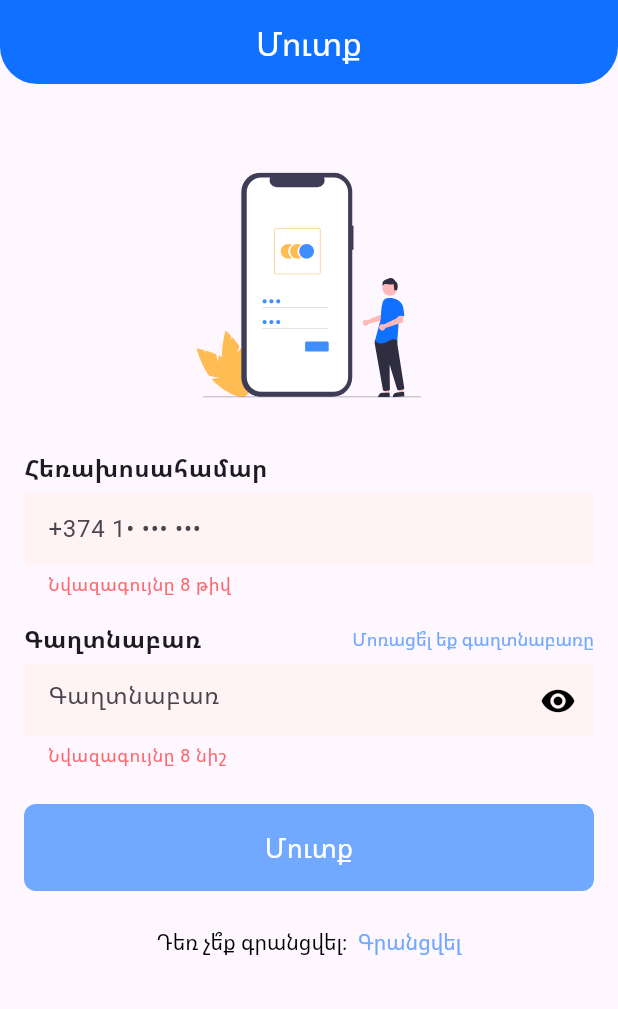
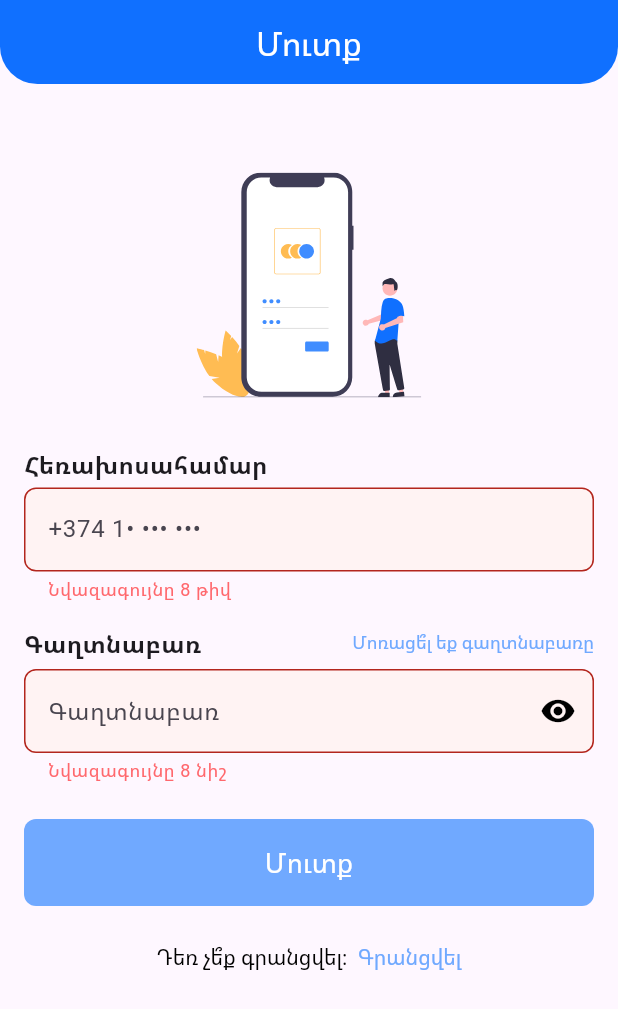
Before and after one commit to Miqo44/ScoreUp, a Flutter app: the screen it shows after launch, after a tap on "Մուտք", on a phone screen of 412 x 824 dp. Shown: the top 1009 px of the screen. Run offline on Flutter 3.47's test engine with Material 3 defaults, Android fonts, the phone set to English and light mode, and no system bars; our stand-ins replace flutter_svg; project files that could hold a hidden picture were left out.

Commit message:
Fixed borders TextFields

```diff
--- a/lib/card_item.dart
+++ b/lib/card_item.dart
@@ -66,11 +66,11 @@ class DataProvider with ChangeNotifier {
     String language = isArmenian ? 'arm' : 'en';
     String predefinedFileName = isArmenian ? 'predefinedarm.json' : 'predefineden.json';
 
-    String predefinedContent = await rootBundle.loadString('assets/$predefinedFileName');
+    String predefinedContent = await rootBundle.loadString('assets/mock/$predefinedFileName');
     List<dynamic> itemsJson = json.decode(predefinedContent)['items'];
 
     List<Future<String>> defaultFileContents = itemsJson.map((item) async {
-      String defaultContent = await rootBundle.loadString('assets/$language.json');
+      String defaultContent = await rootBundle.loadString('assets/mock/$language.json');
       return defaultContent;
     }).toList();
 
--- a/lib/screens/login.dart
+++ b/lib/screens/login.dart
@@ -53,7 +53,7 @@ class LoginPageState extends State<LoginPage> {
 
   Future<void> _loadCredentials() async {
     String credentialsContent =
-        await rootBundle.loadString('assets/credentials.json');
+    await rootBundle.loadString('assets/mock/credentials.json');
     Map<String, dynamic> credentials = json.decode(credentialsContent);
     setState(() {
       _registeredUsername = credentials['username'];
@@ -278,7 +278,7 @@ class LoginPageState extends State<LoginPage> {
               const Row(
                 children: [
                   Text('Հեռախոսահամար',
-                      style: TextStyle(fontWeight: FontWeight.bold)),
+                    style: TextStyle(fontWeight: FontWeight.bold,height: 1.17),),
                 ],
               ),
               const SizedBox(
@@ -291,17 +291,31 @@ class LoginPageState extends State<LoginPage> {
                   filled: true,
                   fillColor: _usernameFieldColor,
                   hintText: '+374 1• ••• •••',
-                  border: InputBorder.none,
+                  border: OutlineInputBorder(
+                    borderRadius: BorderRadius.circular(8),
+                    borderSide: BorderSide(
+                      color: _usernameError != null ? const Color.fromARGB(255, 255, 104, 109) : Colors.transparent,
+                      width: 1.0,
+                    ),
+                  ),
                   focusedBorder: OutlineInputBorder(
                     borderRadius: BorderRadius.circular(8),
-                    borderSide: const BorderSide(
-                      color: Color.fromRGBO(16, 112, 255, 1),
+                    borderSide: BorderSide(
+                      color: _usernameError != null ? const Color.fromARGB(255, 255, 104, 109) : const Color.fromRGBO(16, 112, 255, 1),
                       width: 1.0,
                     ),
                   ),
                   errorText: _usernameError,
                   errorStyle: const TextStyle(
+                    height: 1.3,
                     color: Color.fromARGB(255, 255, 104, 109),
+                  ),
+                  enabledBorder: OutlineInputBorder(
+                    borderRadius: BorderRadius.circular(8),
+                    borderSide: BorderSide(
+                      color: _usernameError != null ? const Color.fromARGB(255, 255, 104, 109) : const Color.fromRGBO(240, 244, 255, 1),
+                      width: 1.0,
+                    ),
                   ),
                 ),
                 keyboardType: TextInputType.number,
@@ -322,7 +336,7 @@ class LoginPageState extends State<LoginPage> {
                   RichText(
                     text: TextSpan(
                       text: 'Մոռացե՞լ եք գաղտնաբառը',
-                      style: const TextStyle(
+                      style: const TextStyle(height: 1.3,
                           color: Color(0xFF70A9FF), fontSize: 12),
                       recognizer: TapGestureRecognizer()
                         ..onTap = () {
@@ -347,17 +361,32 @@ class LoginPageState extends State<LoginPage> {
                   filled: true,
                   fillColor: _passwordFieldColor,
                   hintText: 'Գաղտնաբառ',
-                  border: InputBorder.none,
+                  hintStyle: const TextStyle(height: 1.17),
+                  border: OutlineInputBorder(
+                    borderRadius: BorderRadius.circular(8),
+                    borderSide: BorderSide(
+                      color: _passwordError != null ? const Color.fromARGB(255, 255, 104, 109) : Colors.transparent,
+                      width: 1.0,
+                    ),
+                  ),
                   focusedBorder: OutlineInputBorder(
                     borderRadius: BorderRadius.circular(8),
-                    borderSide: const BorderSide(
-                      color: Color.fromRGBO(16, 112, 255, 1),
+                    borderSide: BorderSide(
+                      color: _passwordError != null ? const Color.fromARGB(255, 255, 104, 109) : const Color.fromRGBO(16, 112, 255, 1),
                       width: 1.0,
                     ),
                   ),
                   errorText: _passwordError,
                   errorStyle: const TextStyle(
+                    height: 1.3,
                     color: Color.fromARGB(255, 255, 104, 109),
+                  ),
+                  enabledBorder: OutlineInputBorder(
+                    borderRadius: BorderRadius.circular(8),
+                    borderSide: BorderSide(
+                      color: _passwordError != null ? const Color.fromARGB(255, 255, 104, 109) : const Color.fromRGBO(240, 244, 255, 1),
+                      width: 1.0,
+                    ),
                   ),
                   suffixIcon: IconButton(
                     icon: Icon(
--- a/lib/screens/menu.dart
+++ b/lib/screens/menu.dart
@@ -61,7 +61,6 @@ class MyHomePage extends StatelessWidget {
   Widget build(BuildContext context) {
     final dataProvider = Provider.of<DataProvider>(context);
     final cardItem = dataProvider.items.isNotEmpty ? dataProvider.items.first : null;
-
     return Scaffold(
       appBar: AppBar(
         shape: const RoundedRectangleBorder(
--- a/pubspec.yaml
+++ b/pubspec.yaml
@@ -49,7 +49,7 @@ dev_dependencies:
   # activated in the `analysis_options.yaml` file located at the root of your
   # package. See that file for information about deactivating specific lint
   # rules and activating additional ones.
-  flutter_lints: ^3.0.0
+  flutter_lints: ^4.0.0
 
 # For information on the generic Dart part of this file, see the
 # following page: https://dart.dev/tools/pub/pubspec
@@ -66,6 +66,7 @@ flutter:
     - assets/
     - assets/affects/
     - assets/bank_logos/
+    - assets/mock/
 
   # To add assets to your application, add an assets section, like this:
   # assets:
```
Also changed, not shown: lib/card_item_widget.dart (added, +91 -0 lines), lib/screens/list_view.dart (+2 -79 lines), assets/mock/arm.json (renamed from assets/arm.json), assets/mock/credentials.json (renamed from assets/credentials.json), assets/mock/en.json (renamed from assets/en.json), assets/mock/predefinedarm.json (renamed from assets/predefinedarm.json), assets/mock/predefineden.json (renamed from assets/predefineden.json), pubspec.lock. Lines whose indentation alone changed are shown as unchanged.
